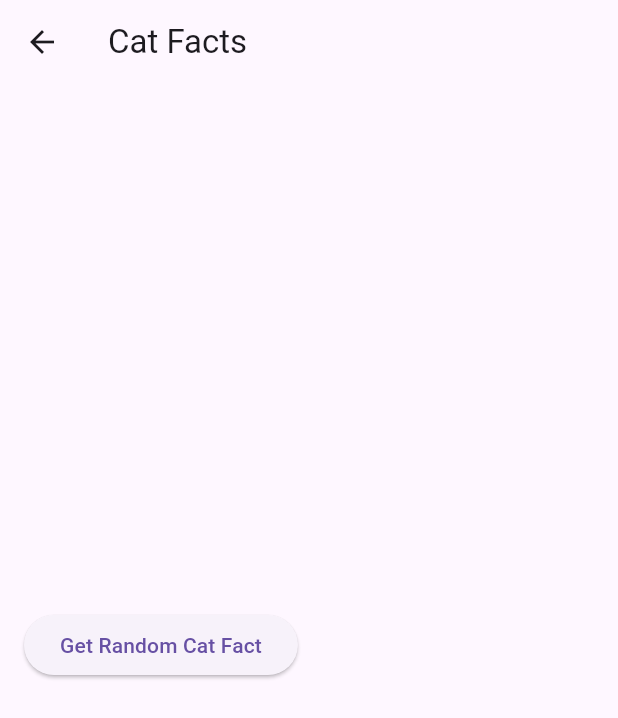
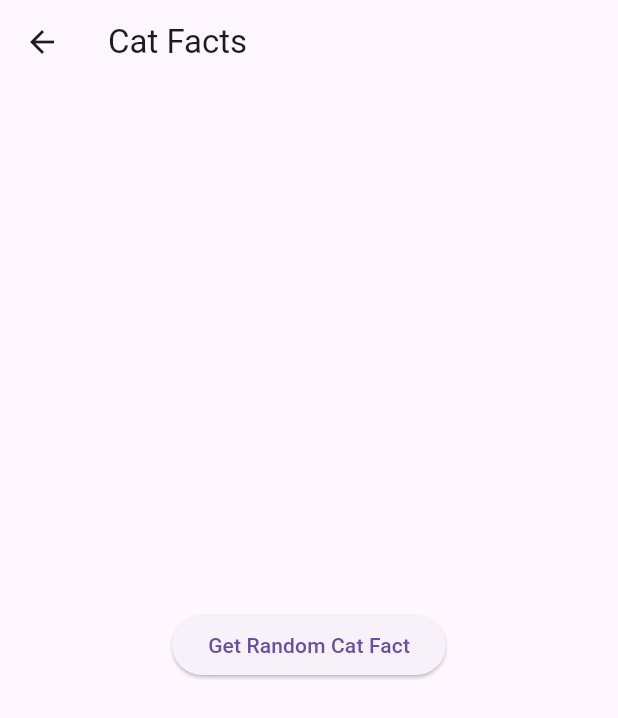
Before and after one commit to mazen285/flutter-project, a Flutter app: the CatFactsScreen screen opened directly, on a phone screen of 412 x 824 dp. Shown: the top 718 px of the screen. Run offline on Flutter 3.47's test engine with Material 3 defaults, Android fonts, the phone set to English and light mode, and no system bars.

Commit message:
center edit

```diff
--- a/lib/main.dart
+++ b/lib/main.dart
@@ -21,7 +21,6 @@ class MyApp extends StatelessWidget {
   }
 }
 
-// Login Screen with Validation
 class LoginScreen extends StatefulWidget {
   @override
   _LoginScreenState createState() => _LoginScreenState();
@@ -90,7 +89,6 @@ class _LoginScreenState extends State<LoginScreen> {
   }
 }
 
-// API Selection Screen
 class ApiSelectionScreen extends StatelessWidget {
   @override
   Widget build(BuildContext context) {
@@ -103,7 +101,6 @@ class ApiSelectionScreen extends StatelessWidget {
   }
 }
 
-// Custom Widget for API Buttons
 class ApiButtons extends StatelessWidget {
   @override
   Widget build(BuildContext context) {
@@ -148,7 +145,6 @@ class ApiButtons extends StatelessWidget {
   }
 }
 
-// Cat Facts Screen with API Call
 class CatFactsScreen extends StatefulWidget {
   @override
   _CatFactsScreenState createState() => _CatFactsScreenState();
@@ -193,7 +189,8 @@ class _CatFactsScreenState extends State<CatFactsScreen> {
   Widget build(BuildContext context) {
     return Scaffold(
       appBar: AppBar(title: Text('Cat Facts')),
-      body: Padding(
+      body: Center(
+        child: Padding(
           padding: const EdgeInsets.all(16.0),
           child: Column(
             mainAxisAlignment: MainAxisAlignment.center,
@@ -204,15 +201,21 @@ class _CatFactsScreenState extends State<CatFactsScreen> {
               ),
               SizedBox(height: 20),
               if (_isLoading) CircularProgressIndicator(),
-            if (_catFact != null) Text(_catFact!),
+              if (_catFact != null)
+                Center(
+                  child: Text(
+                    _catFact!,
+                    textAlign: TextAlign.center,
+                  ),
+                ),
             ],
+          ),
         ),
       ),
     );
   }
 }
 
-// Weather Search Screen with API Call
 class WeatherSearchScreen extends StatefulWidget {
   @override
   _WeatherSearchScreenState createState() => _WeatherSearchScreenState();
@@ -236,11 +239,11 @@ class _WeatherSearchScreenState extends State<WeatherSearchScreen> {
       if (response.statusCode == 200) {
         final data = json.decode(response.body);
         final kelvinTemp = data['main']['temp'];
-        final celsiusTemp = kelvinTemp - 273.15;  // Convert Kelvin to Celsius
+        final celsiusTemp = kelvinTemp - 273.15;
 
         setState(() {
           _weatherInfo = 'City: ${data['name']}\n'
-              'Temperature: ${celsiusTemp.toStringAsFixed(1)}°C\n'  // Display Celsius with one decimal
+              'Temperature: ${celsiusTemp.toStringAsFixed(1)}°C\n'
               'Weather: ${data['weather'][0]['description']}';
         });
       } else {
@@ -258,7 +261,6 @@ class _WeatherSearchScreenState extends State<WeatherSearchScreen> {
       _isLoading = false;
     });
   }
-
 
   @override
   Widget build(BuildContext context) {
```
Lines whose indentation alone changed are shown as unchanged.
